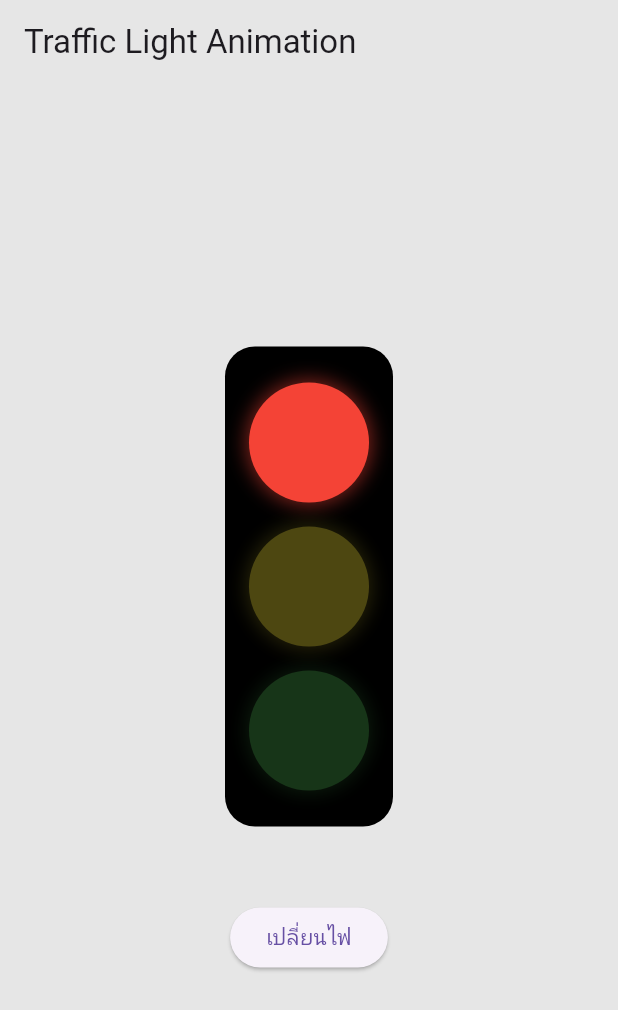
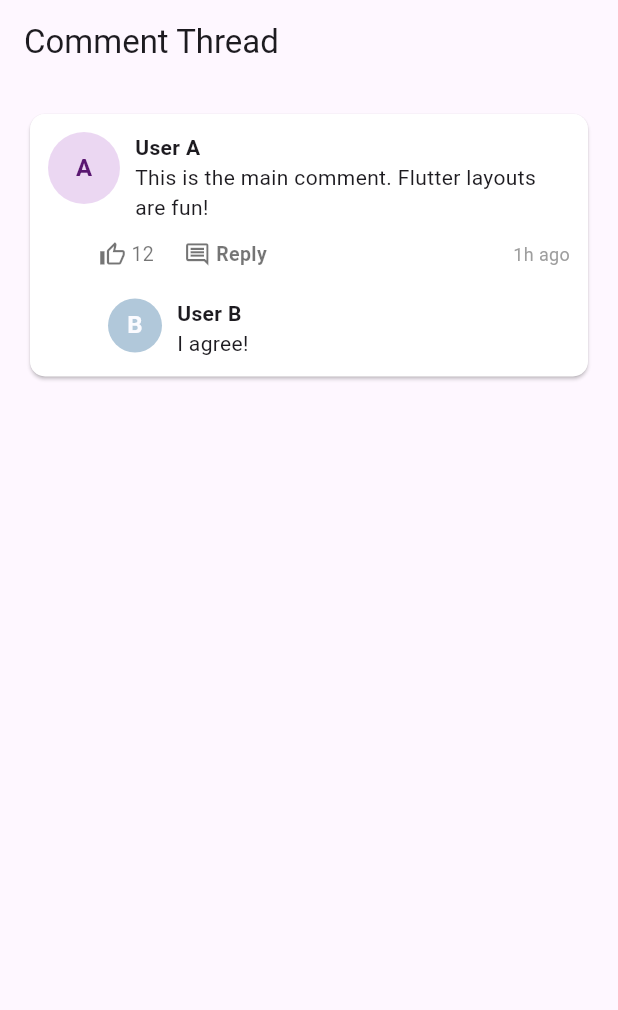
Before and after one commit to NewbiePedngo/first_app, a Flutter app: the screen it shows after launch, on a phone screen of 412 x 824 dp. Shown: the top 1010 px of the screen. Run offline on Flutter 3.47's test engine with Material 3 defaults, Android fonts, the phone set to English and light mode, and no system bars; our stand-ins replace firebase_core; accounts and stored records are empty.

Commit message:
Assignment Extra Final

```diff
--- /dev/null
+++ b/lib/answer1.dart
@@ -0,0 +1,129 @@
+import 'package:flutter/material.dart';
+
+class Answer1CommentCard extends StatelessWidget {
+  const Answer1CommentCard({super.key});
+
+  @override
+  Widget build(BuildContext context) {
+    return Scaffold(
+      appBar: AppBar(
+        title: const Text('Comment Thread'),
+      ),
+      body: SingleChildScrollView(
+        child: Padding(
+          padding: const EdgeInsets.all(16.0),
+          child: Card(
+            elevation: 1,
+            color: Colors.white,
+            shape: RoundedRectangleBorder(
+              borderRadius: BorderRadius.circular(10.0),
+            ),
+            child: Padding(
+              padding: const EdgeInsets.all(12.0),
+              child: Column(
+                crossAxisAlignment: CrossAxisAlignment.start,
+                children: [
+                  const CommentItem(
+                    avatarText: 'A',
+                    userName: 'User A',
+                    commentText: 'This is the main comment. Flutter layouts are fun!',
+                    avatarColor: Color.fromARGB(255, 206, 156, 223),
+                    textColor: Color.fromARGB(255, 90, 23, 113),
+                  ),
+                  const SizedBox(height: 12),
+
+                  Row(
+                    children: [
+                      Padding(
+                        padding: const EdgeInsets.only(left: 34.0),
+                        child: Row(
+                          children: const [
+                            Icon(Icons.thumb_up_alt_outlined, size: 18, color: Colors.black54),
+                            Text(' 12', style: TextStyle(color: Colors.black54, fontSize: 13)),
+                            SizedBox(width: 20),
+                            Icon(Icons.comment_outlined, size: 18, color: Colors.black54),
+                            Text(' Reply', style: TextStyle(fontWeight: FontWeight.bold, color: Colors.black54, fontSize: 13)),
+                          ],
+                        ),
+                      ),
+
+                      const Spacer(),
+                      const Text('1h ago', style: TextStyle(color: Colors.grey, fontSize: 12)),
+                    ],
+                  ),
+
+                  const SizedBox(height: 20),
+
+                  Padding(
+                    padding: const EdgeInsets.only(left: 40.0),
+                    child: const CommentItem(
+                      avatarText: 'B',
+                      userName: 'User B',
+                      commentText: 'I agree!',
+                      avatarColor: Color.fromARGB(255, 60, 118, 162),
+                      textColor: Color.fromARGB(255, 251, 251, 255),
+                      avatarRadius: 18,
+                      ),
+                  ),
+                ],
+              ),
+            ),
+          ),
+        ),
+      ),
+    );
+  }
+}
+
+class CommentItem extends StatelessWidget {
+  final String avatarText;
+  final String userName;
+  final String commentText;
+  final Color avatarColor;
+  final Color textColor;
+  final double avatarRadius;
+
+  const CommentItem({
+    super.key,
+    required this.avatarText,
+    required this.userName,
+    required this.commentText,
+    required this.avatarColor,
+    required this.textColor,
+    this.avatarRadius = 24,
+  });
+
+  @override
+  Widget build(BuildContext context) {
+    return Row(
+      crossAxisAlignment: CrossAxisAlignment.start,
+      children: [
+        CircleAvatar(
+          radius: avatarRadius,
+          backgroundColor: avatarColor.withOpacity(0.4),
+          child: Text(
+            avatarText,
+            style: TextStyle(
+              color: textColor,
+              fontWeight: FontWeight.bold
+            )
+          ),
+        ),
+        const SizedBox(width: 10),
+
+        Expanded(
+          child: Column(
+            crossAxisAlignment: CrossAxisAlignment.start,
+            children: [
+              Text(
+                userName,
+                style: const TextStyle(fontWeight: FontWeight.bold, fontSize: 14),
+              ),
+              Text(commentText, style: const TextStyle(fontSize: 14)),
+            ],
+          ),
+        ),
+      ],
+    );
+  }
+}
--- a/lib/main.dart
+++ b/lib/main.dart
@@ -1,6 +1,7 @@
 import 'package:first_app/ApiExampleList.dart';
 import 'package:first_app/AssignmentWeek5.dart';
 import 'package:first_app/MyprofileCard.dart';
+import 'package:first_app/answer1.dart';
 import 'package:first_app/assignment1.dart';
 import 'package:first_app/AQI.dart';
 import 'package:first_app/bottom_navigator.dart';
@@ -43,7 +44,7 @@ class MyApp extends StatelessWidget {
     //    '/second': (context) => const FirstPage(),
       //  '/third': (context) => const SecondPage(),
 //},S
-            home:TrafficLightApp(),
+            home:Answer1CommentCard(),
 
       //      home: GreetingWidget(childWidget: Text('Good afternoon')),
     );
```
Also changed, not shown: lib/answer2.dart (added, +91 -0 lines), lib/answer3.dart (added, +142 -0 lines).
